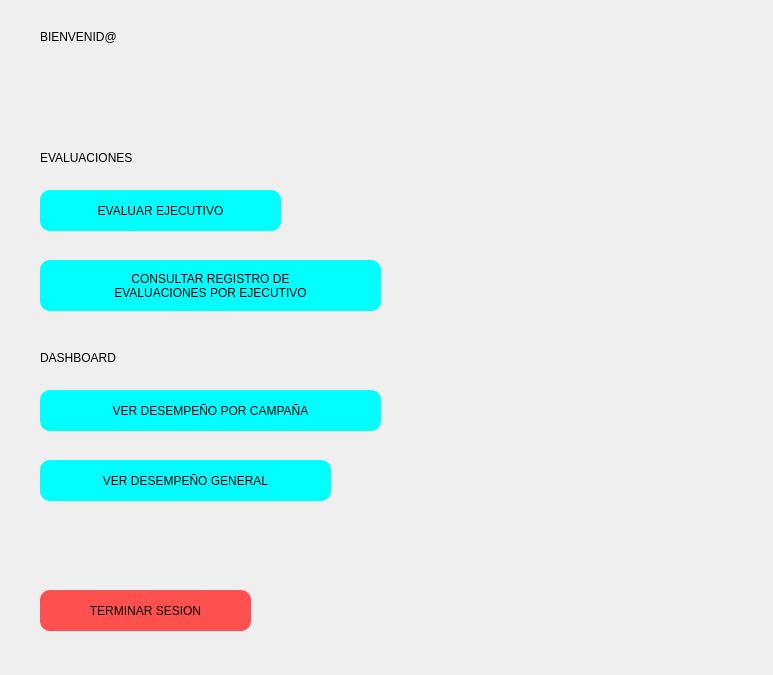
Before: the Qt Designer form interfaces/analista_calidad/mainpage_analista_calidad.ui in Ersa77/teggium_evaluations, drawn with Qt 5.
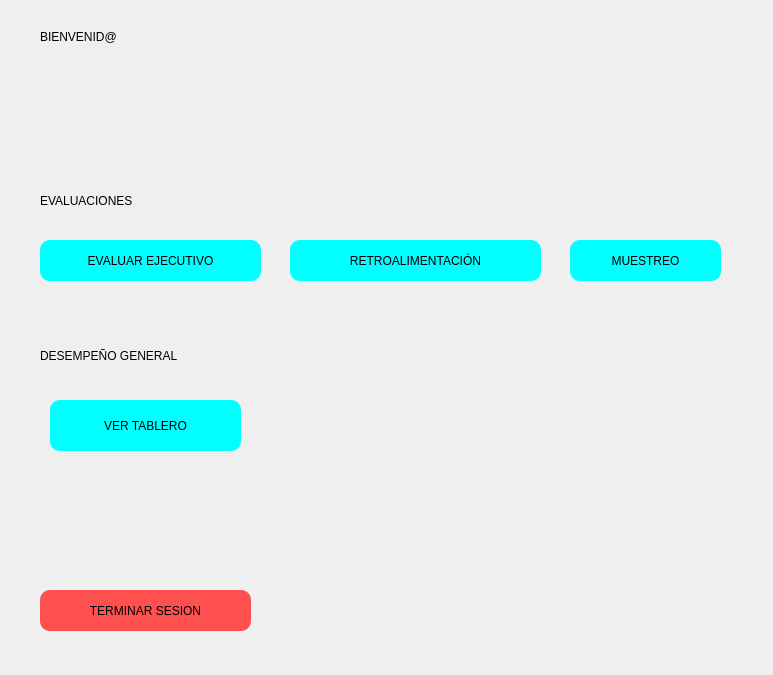
After: the same form once the commit is applied. Icons and pictures are not drawn.

Commit message: new file:   CONSULTA INSERT RESPUESTAS ASI BIEN MALOTA UWU.txt 	modified:   database/mybd 	new file:   interfaces/analista_calidad/dash.ui 	modified:   interfaces/analista_calidad/mainpage_analista_calidad.ui 	new file:   media/icons/buscar.png 	modified:   source/__pycache__/conection.cpython-312.pyc 	modified:   source/conection.py 	new file:   source/showDash.py

What changed in the file:
```diff
--- a/interfaces/analista_calidad/mainpage_analista_calidad.ui
+++ b/interfaces/analista_calidad/mainpage_analista_calidad.ui
@@ -72,85 +72,6 @@
     <number>1</number>
    </property>
   </widget>
-  <widget class="QLabel" name="options_label_1">
-   <property name="geometry">
-    <rect>
-     <x>40</x>
-     <y>150</y>
-     <width>151</width>
-     <height>16</height>
-    </rect>
-   </property>
-   <property name="text">
-    <string>EVALUACIONES</string>
-   </property>
-  </widget>
-  <widget class="QPushButton" name="new_evaluation">
-   <property name="geometry">
-    <rect>
-     <x>40</x>
-     <y>190</y>
-     <width>241</width>
-     <height>41</height>
-    </rect>
-   </property>
-   <property name="text">
-    <string>EVALUAR EJECUTIVO</string>
-   </property>
-  </widget>
-  <widget class="QPushButton" name="view_evaluation">
-   <property name="geometry">
-    <rect>
-     <x>40</x>
-     <y>260</y>
-     <width>341</width>
-     <height>51</height>
-    </rect>
-   </property>
-   <property name="text">
-    <string>CONSULTAR REGISTRO DE 
-EVALUACIONES POR EJECUTIVO</string>
-   </property>
-  </widget>
-  <widget class="QLabel" name="options_label_2">
-   <property name="geometry">
-    <rect>
-     <x>40</x>
-     <y>350</y>
-     <width>131</width>
-     <height>16</height>
-    </rect>
-   </property>
-   <property name="text">
-    <string>DASHBOARD</string>
-   </property>
-  </widget>
-  <widget class="QPushButton" name="view_results">
-   <property name="geometry">
-    <rect>
-     <x>40</x>
-     <y>390</y>
-     <width>341</width>
-     <height>41</height>
-    </rect>
-   </property>
-   <property name="text">
-    <string>VER DESEMPEÑO POR CAMPAÑA</string>
-   </property>
-  </widget>
-  <widget class="QPushButton" name="view_general_results">
-   <property name="geometry">
-    <rect>
-     <x>40</x>
-     <y>460</y>
-     <width>291</width>
-     <height>41</height>
-    </rect>
-   </property>
-   <property name="text">
-    <string>VER DESEMPEÑO GENERAL</string>
-   </property>
-  </widget>
   <widget class="QPushButton" name="logout_button">
    <property name="geometry">
     <rect>
@@ -180,6 +101,84 @@
     <pixmap>../../media/imagenes/logo.jpg</pixmap>
    </property>
   </widget>
+  <widget class="QLabel" name="options_label_1">
+   <property name="geometry">
+    <rect>
+     <x>40</x>
+     <y>190</y>
+     <width>149</width>
+     <height>22</height>
+    </rect>
+   </property>
+   <property name="text">
+    <string>EVALUACIONES</string>
+   </property>
+  </widget>
+  <widget class="QPushButton" name="new_evaluation">
+   <property name="geometry">
+    <rect>
+     <x>40</x>
+     <y>240</y>
+     <width>221</width>
+     <height>41</height>
+    </rect>
+   </property>
+   <property name="text">
+    <string>EVALUAR EJECUTIVO</string>
+   </property>
+  </widget>
+  <widget class="QPushButton" name="retro">
+   <property name="geometry">
+    <rect>
+     <x>290</x>
+     <y>240</y>
+     <width>251</width>
+     <height>41</height>
+    </rect>
+   </property>
+   <property name="text">
+    <string>RETROALIMENTACIÓN</string>
+   </property>
+  </widget>
+  <widget class="QLabel" name="desglose">
+   <property name="geometry">
+    <rect>
+     <x>40</x>
+     <y>330</y>
+     <width>231</width>
+     <height>51</height>
+    </rect>
+   </property>
+   <property name="text">
+    <string>DESEMPEÑO GENERAL</string>
+   </property>
+  </widget>
+  <widget class="QPushButton" name="openDash">
+   <property name="geometry">
+    <rect>
+     <x>50</x>
+     <y>400</y>
+     <width>191</width>
+     <height>51</height>
+    </rect>
+   </property>
+   <property name="text">
+    <string>VER TABLERO</string>
+   </property>
+  </widget>
+  <widget class="QPushButton" name="muestreo">
+   <property name="geometry">
+    <rect>
+     <x>570</x>
+     <y>240</y>
+     <width>151</width>
+     <height>41</height>
+    </rect>
+   </property>
+   <property name="text">
+    <string>MUESTREO</string>
+   </property>
+  </widget>
  </widget>
  <resources/>
  <connections/>
```
The commit also changes 7 other files.
